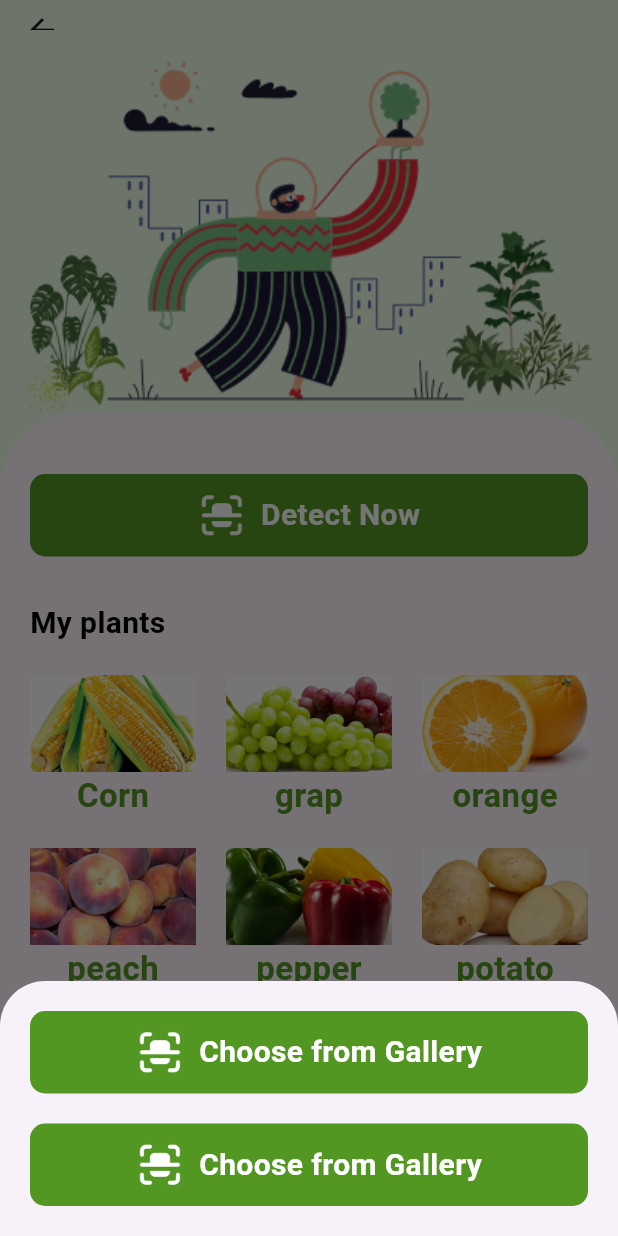
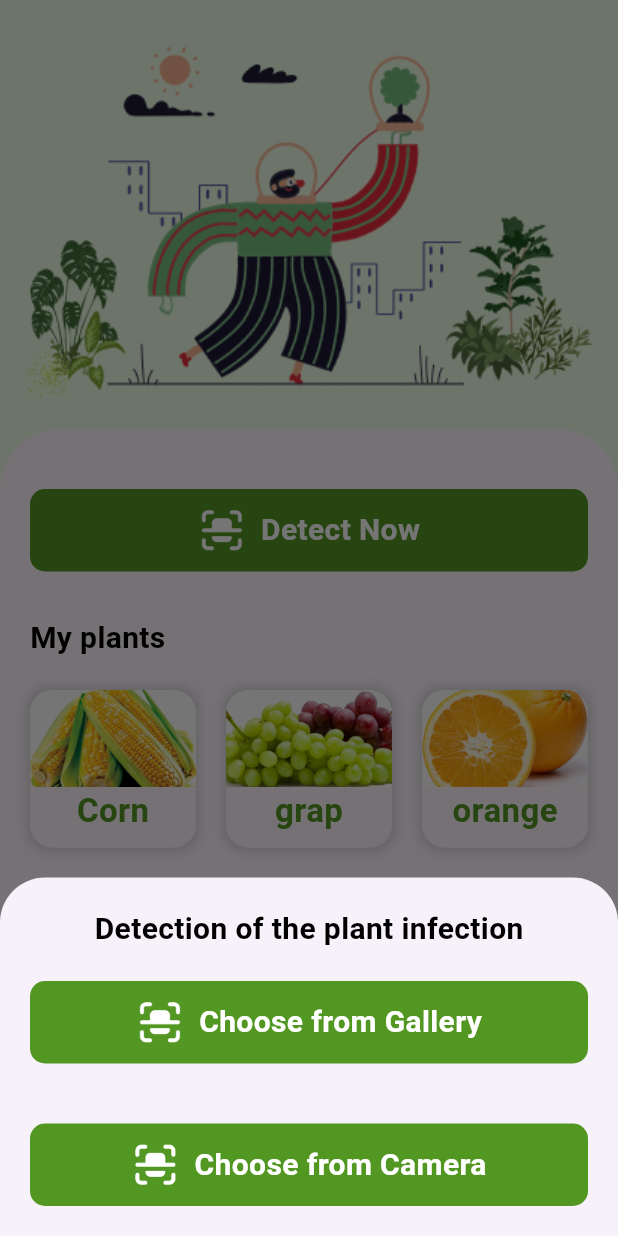
Before and after one commit to amgadelmarghny/planets_disease_detection_app, a Flutter app: the HomeView screen opened by its route, after a tap on "Detect Now", on a phone screen of 412 x 824 dp. Run offline on Flutter 3.47's test engine with Material 3 defaults, Android fonts, the phone set to English and light mode, and no system bars; our stand-ins replace bloc, flutter_bloc, flutter_svg, image_picker, shared_preferences, smooth_page_indicator; accounts and stored records are empty.

Commit message:
add image piker finish

```diff
--- /dev/null
+++ b/lib/layout/detection_bottom_sheet.dart
@@ -0,0 +1,99 @@
+import 'dart:async';
+import 'dart:io';
+import 'package:flutter/material.dart';
+import 'package:image_picker/image_picker.dart';
+import 'package:planet_app/modules/scan_result/scan_result.dart';
+import 'package:planet_app/shared/componants/custom_button.dart';
+import 'package:planet_app/shared/style/fonts/font_style.dart';
+
+class DetextionOptions extends StatefulWidget {
+  const DetextionOptions({
+    super.key,
+  });
+
+  @override
+  State<DetextionOptions> createState() => _DetextionOptionsState();
+}
+
+class _DetextionOptionsState extends State<DetextionOptions> {
+  File? _pickedImage;
+
+  @override
+  Widget build(BuildContext context) {
+    return Padding(
+      padding: const EdgeInsets.all(20),
+      child: Column(
+        mainAxisSize: MainAxisSize.min,
+        children: [
+          const Text(
+            'Detection of the plant infection',
+            style: FontsClass.font20bold,
+          ),
+          const SizedBox(height: 20),
+          CustomButton(
+            text: 'Choose from Gallery',
+            onTap: selectImageFromGallery,
+          ),
+          const SizedBox(height: 40),
+          CustomButton(
+            text: 'Choose from Camera',
+            onTap: selectImageFromCamera,
+          ),
+        ],
+      ),
+    );
+  }
+
+  Future selectImageFromCamera() async {
+    showDialog(
+      context: context,
+      builder: (context) => AlertDialog(
+        content: Column(
+          mainAxisSize: MainAxisSize.min,
+          children: [
+            Image.asset(
+              'lib/asset/image/rotate phone to horizontal.png',
+              height: 100,
+            ),
+            const Text(
+              'Reverse phone',
+              style: FontsClass.font20think,
+            ),
+          ],
+        ),
+        actions: [
+          TextButton(
+            onPressed: () async {
+              final returnImage =
+                  await ImagePicker().pickImage(source: ImageSource.camera);
+              if (returnImage == null) return Navigator.pop(context);
+              setState(() {
+                _pickedImage = File(returnImage.path);
+                Navigator.pushNamed(
+                  context,
+                  ScanResult.routeName,
+                  arguments: _pickedImage,
+                );
+              });
+            },
+            child: const Text('Cancel'),
+          ),
+        ],
+      ),
+    );
+  }
+
+  Future selectImageFromGallery() async {
+    final returnImage =
+        await ImagePicker().pickImage(source: ImageSource.gallery);
+    if (returnImage == null) return;
+    setState(() {
+      _pickedImage = File(returnImage.path);
+      Navigator.pushNamed(
+        context,
+        ScanResult.routeName,
+        arguments: _pickedImage,
+      );
+    });
+  }
+}
--- a/lib/layout/home_view.dart
+++ b/lib/layout/home_view.dart
@@ -3,14 +3,15 @@ import 'package:planet_app/layout/home_view_body.dart';
 
 class HomeView extends StatelessWidget {
   const HomeView({super.key});
-  static String id = 'home_view';
+  static String routeName = 'home_view';
 
   @override
   Widget build(BuildContext context) {
     return Scaffold(
       backgroundColor: const Color(0xffEEFFE7),
       appBar: AppBar(
-        toolbarHeight: 20,
+        toolbarHeight: 10,
+        backgroundColor: const Color(0xffEEFFE7),
       ),
       body: const HomeViewBody(),
     );
--- a/lib/layout/home_view_body.dart
+++ b/lib/layout/home_view_body.dart
@@ -1,5 +1,5 @@
 import 'package:flutter/material.dart';
-import 'package:flutter/widgets.dart';
+import 'package:planet_app/layout/detection_bottom_sheet.dart';
 import 'package:planet_app/shared/componants/custom_button.dart';
 import 'package:planet_app/shared/componants/plant_item/plant_item.dart';
 import 'package:planet_app/shared/style/fonts/font_style.dart';
@@ -28,15 +28,17 @@ class _HomeViewBodyState extends State<HomeViewBody> {
       PlantModel(image: 'lib/asset/image/tomato.png', name: 'tomato'),
       PlantModel(image: 'lib/asset/image/apple.png', name: 'apple'),
     ];
-    return Column(
+    return SingleChildScrollView(
+      child: Column(
         children: [
           Image.asset('lib/asset/image/home.png'),
-        Expanded(
-          child: Container(
+          const SizedBox(height: 20),
+          Container(
             padding: const EdgeInsets.only(top: 40, left: 20, right: 20),
             decoration: BoxDecoration(
               color: Theme.of(context).scaffoldBackgroundColor,
-                borderRadius: BorderRadius.circular(50)),
+              borderRadius: BorderRadius.circular(40),
+            ),
             child: Column(
               crossAxisAlignment: CrossAxisAlignment.start,
               children: [
@@ -61,14 +63,16 @@ class _HomeViewBodyState extends State<HomeViewBody> {
                   style: FontsClass.font20bold,
                 ),
                 const SizedBox(height: 20),
-                Expanded(
-                  child: GridView.builder(
-                    gridDelegate:
-                        const SliverGridDelegateWithFixedCrossAxisCount(
+                GridView.builder(
+                  physics: const NeverScrollableScrollPhysics(),
+                  shrinkWrap: true,
+                  clipBehavior: Clip.none,
+                  gridDelegate: const SliverGridDelegateWithFixedCrossAxisCount(
                     crossAxisCount: 3,
                     childAspectRatio: 2 / 1.9,
-                            mainAxisSpacing: 10,
-                            crossAxisSpacing: 20),
+                    mainAxisSpacing: 30,
+                    crossAxisSpacing: 20,
+                  ),
                   itemCount: plantList.length,
                   itemBuilder: (context, index) {
                     return PlantItem(
@@ -76,31 +80,9 @@ class _HomeViewBodyState extends State<HomeViewBody> {
                     );
                   },
                 ),
-                ),
               ],
             ),
-          ),
           )
-      ],
-    );
-  }
-}
-
-class DetextionOptions extends StatelessWidget {
-  const DetextionOptions({
-    super.key,
-  });
-
-  @override
-  Widget build(BuildContext context) {
-    return const Padding(
-      padding: EdgeInsets.all(20),
-      child: Column(
-        mainAxisSize: MainAxisSize.min,
-        children: [
-          CustomButton(text: 'Choose from Gallery'),
-          SizedBox(height: 20),
-          CustomButton(text: 'Choose from Gallery'),
         ],
       ),
     );
--- a/lib/main.dart
+++ b/lib/main.dart
@@ -2,6 +2,7 @@ import 'package:flutter/material.dart';
 import 'package:flutter_bloc/flutter_bloc.dart';
 import 'package:planet_app/layout/home_view.dart';
 import 'package:planet_app/modules/on_boarding/on_boarding_view.dart';
+import 'package:planet_app/modules/scan_result/Scan_result.dart';
 import 'package:planet_app/shared/bloc/app_cubit/app_cubit.dart';
 import 'package:planet_app/shared/cash_helper/cash_helper.dart';
 import 'package:planet_app/shared/style/theme/theme.dart';
@@ -26,8 +27,9 @@ class PlanetApp extends StatelessWidget {
         theme: ThemeApp.lightTheme(),
         home: const SplashScreen(),
         routes: {
-          OnBoardingView.id: (context) => const OnBoardingView(),
-          HomeView.id: (context) => const HomeView(),
+          OnBoardingView.routeName: (context) => const OnBoardingView(),
+          HomeView.routeName: (context) => const HomeView(),
+          ScanResult.routeName: (context) => const ScanResult(),
         },
       ),
     );
--- a/lib/shared/componants/custom_button.dart
+++ b/lib/shared/componants/custom_button.dart
@@ -7,16 +7,18 @@ class CustomButton extends StatelessWidget {
     super.key,
     this.onTap,
     required this.text,
+    this.width = double.infinity,
   });
   final String text;
   final void Function()? onTap;
+  final double width;
   @override
   Widget build(BuildContext context) {
     return GestureDetector(
       onTap: onTap,
       child: Container(
         height: 55,
-        width: double.infinity,
+        width: width,
         decoration: BoxDecoration(
           color: defaultColor,
           borderRadius: BorderRadius.circular(10),
@@ -24,11 +26,12 @@ class CustomButton extends StatelessWidget {
         child: Row(
           mainAxisAlignment: MainAxisAlignment.center,
           children: [
-            Image.asset(
-              'lib/asset/image/scan_icon.webp',
-              height: 32,
-              color: Colors.white,
-            ),
+            if (width == double.infinity)
+              Image.asset(
+                'lib/asset/image/scan_icon.webp',
+                height: 32,
+                color: Colors.white,
+              ),
             const SizedBox(
               width: 10,
             ),
--- a/lib/shared/componants/plant_item/plant_item.dart
+++ b/lib/shared/componants/plant_item/plant_item.dart
@@ -9,17 +9,33 @@ class PlantItem extends StatelessWidget {
   final PlantModel plantModel;
   @override
   Widget build(BuildContext context) {
-    return SizedBox(
+    return InkWell(
+      onTap: () {},
+      child: Container(
+        clipBehavior: Clip.hardEdge,
+        decoration: BoxDecoration(
+          color: Theme.of(context).scaffoldBackgroundColor,
+          borderRadius: BorderRadius.circular(15),
+          boxShadow: [
+            BoxShadow(
+              blurRadius: 6,
+              spreadRadius: 2,
+              color: Colors.grey.withOpacity(0.4),
+            )
+          ],
+        ),
         child: Column(
           children: [
             Image.asset(
               plantModel.image,
+              fit: BoxFit.cover,
             ),
             Text(
               plantModel.name,
             ),
           ],
         ),
+      ),
     );
   }
 }
--- a/pubspec.yaml
+++ b/pubspec.yaml
@@ -34,15 +34,11 @@ dependencies:
     sdk: flutter
   flutter_bloc: ^8.1.4
   flutter_svg: ^2.0.9
+  image_picker: ^1.0.7
   shared_preferences: ^2.2.2
   smooth_page_indicator: ^1.1.0
 
 dev_dependencies:
-  # The "flutter_lints" package below contains a set of recommended lints to
-  # encourage good coding practices. The lint set provided by the package is
-  # activated in the `analysis_options.yaml` file located at the root of your
-  # package. See that file for information about deactivating specific lint
-  # rules and activating additional ones.
   flutter_lints: ^2.0.0
   flutter_test:
     sdk: flutter
```
Also changed, not shown: lib/modules/on_boarding/on_boarding_view.dart (+5 -3 lines), lib/modules/scan_result/scan_result.dart (added, +19 -0 lines), lib/asset/image/rotate phone to horizontal.png (added), pubspec.lock, 5 other files. Lines whose indentation alone changed are shown as unchanged.
